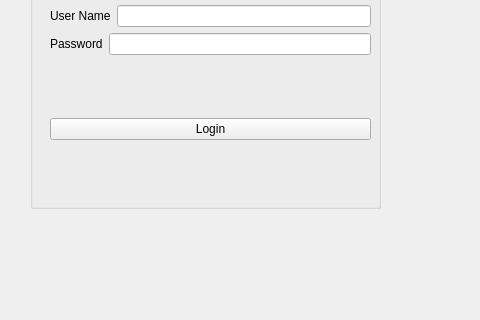
Old version of the form 10_LoginApp/mainwindow.ui in the repository allison-7/QT5_Tutorials; both pictures show x 0 to 480 and y 92 to 412 of the 609 by 412 pixel window.
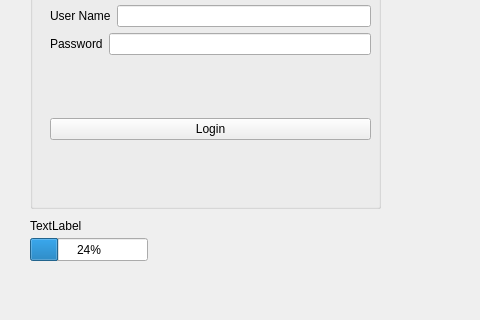
New version of the form.

```diff
--- a/10_LoginApp/mainwindow.ui
+++ b/10_LoginApp/mainwindow.ui
@@ -91,6 +91,32 @@
      <string/>
     </property>
    </widget>
+   <widget class="QLabel" name="label_3">
+    <property name="geometry">
+     <rect>
+      <x>30</x>
+      <y>310</y>
+      <width>58</width>
+      <height>15</height>
+     </rect>
+    </property>
+    <property name="text">
+     <string>TextLabel</string>
+    </property>
+   </widget>
+   <widget class="QProgressBar" name="progressBar">
+    <property name="geometry">
+     <rect>
+      <x>30</x>
+      <y>330</y>
+      <width>118</width>
+      <height>23</height>
+     </rect>
+    </property>
+    <property name="value">
+     <number>24</number>
+    </property>
+   </widget>
   </widget>
   <widget class="QMenuBar" name="menubar">
    <property name="geometry">
```
Left out of the diff: 8 changed lines with no effect on the pictures.
